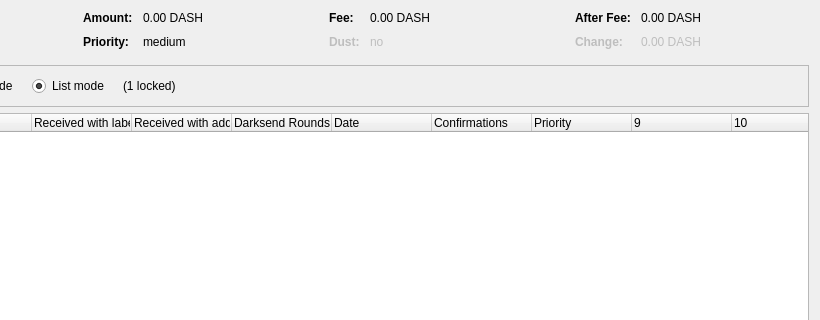
This is src/qt/forms/coincontroldialog.ui in adm2018/curium as Qt 5 draws it before an edit; both pictures show x 180 to 1000 and y 0 to 320 of the 1000 by 500 pixel window. The edited form follows.
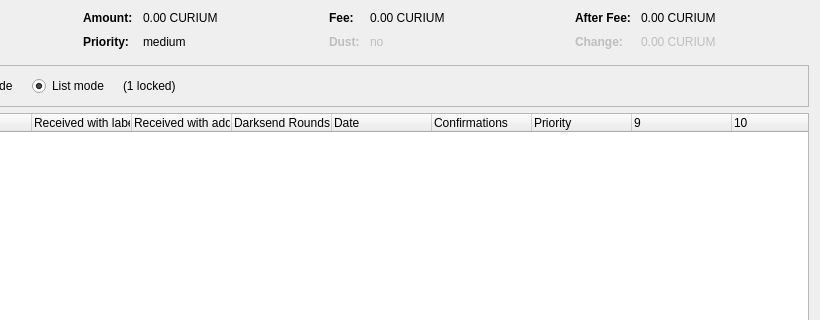
This is the edited form. Custom widgets are drawn as their Qt base class.

```diff
--- a/src/qt/forms/coincontroldialog.ui
+++ b/src/qt/forms/coincontroldialog.ui
@@ -132,7 +132,7 @@
           <enum>Qt::ActionsContextMenu</enum>
          </property>
          <property name="text">
-          <string notr="true">0.00 DASH</string>
+          <string notr="true">0.00 CURIUM</string>
          </property>
          <property name="textInteractionFlags">
           <set>Qt::LinksAccessibleByMouse|Qt::TextSelectableByKeyboard|Qt::TextSelectableByMouse</set>
@@ -206,7 +206,7 @@
           <enum>Qt::ActionsContextMenu</enum>
          </property>
          <property name="text">
-          <string notr="true">0.00 DASH</string>
+          <string notr="true">0.00 CURIUM</string>
          </property>
          <property name="textInteractionFlags">
           <set>Qt::LinksAccessibleByMouse|Qt::TextSelectableByKeyboard|Qt::TextSelectableByMouse</set>
@@ -286,7 +286,7 @@
           <enum>Qt::ActionsContextMenu</enum>
          </property>
          <property name="text">
-          <string notr="true">0.00 DASH</string>
+          <string notr="true">0.00 CURIUM</string>
          </property>
          <property name="textInteractionFlags">
           <set>Qt::LinksAccessibleByMouse|Qt::TextSelectableByKeyboard|Qt::TextSelectableByMouse</set>
@@ -321,7 +321,7 @@
           <enum>Qt::ActionsContextMenu</enum>
          </property>
          <property name="text">
-          <string notr="true">0.00 DASH</string>
+          <string notr="true">0.00 CURIUM</string>
          </property>
          <property name="textInteractionFlags">
           <set>Qt::LinksAccessibleByMouse|Qt::TextSelectableByKeyboard|Qt::TextSelectableByMouse</set>
```
